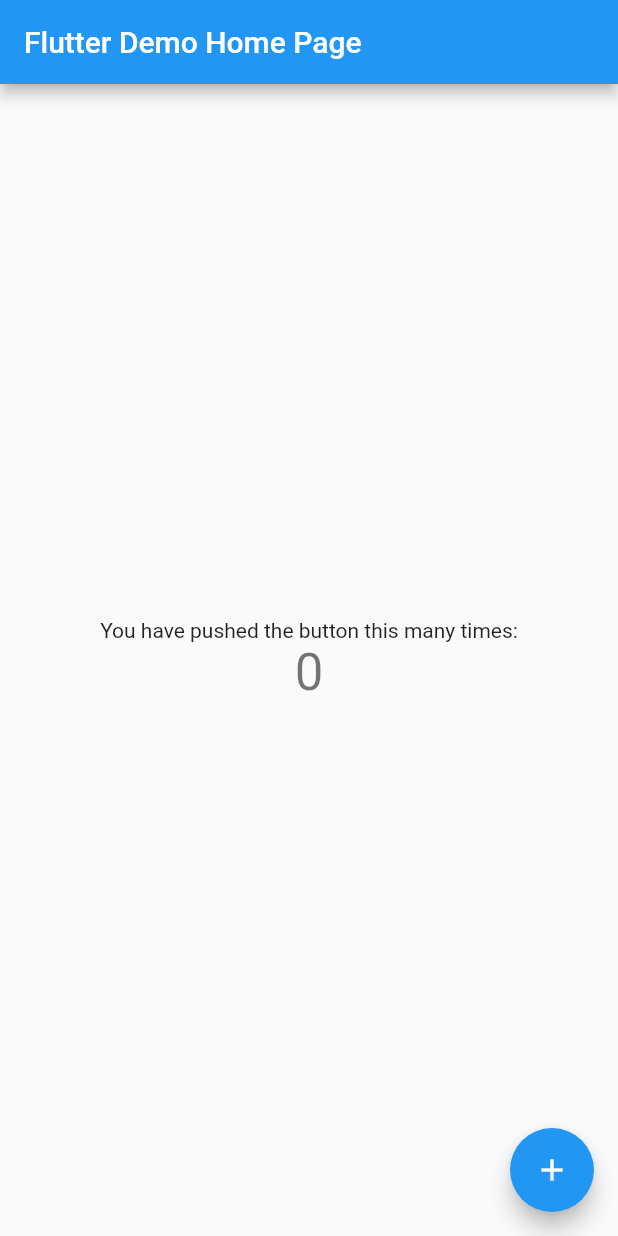
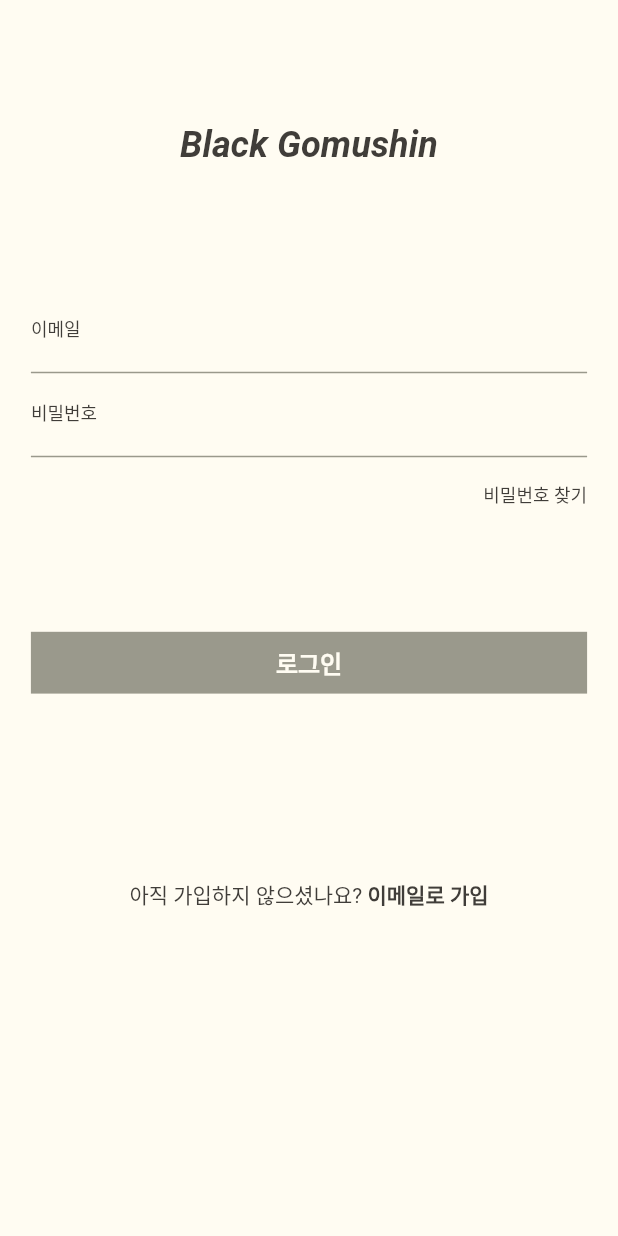
Before and after one commit to Koozzi/black-gomushin, a Flutter app: the screen it shows after launch, on a phone screen of 412 x 824 dp. Run offline on Flutter 3.47's test engine with Material 2 defaults, Android fonts, the phone set to English and light mode, and no system bars.

Commit message:
feat : 로그인, 회원가입 Widget
로그인, 회원가입 Widget UI toggle 방식으로 구현

```diff
--- a/mobile/lib/main.dart
+++ b/mobile/lib/main.dart
@@ -1,4 +1,8 @@
+import 'pages/auth/auth_page.dart';
 import 'package:flutter/material.dart';
+import 'package:provider/provider.dart';
+
+import 'services/sign_in_or_up.dart';
 
 void main() {
   runApp(MyApp());
@@ -9,105 +13,12 @@
   @override
   Widget build(BuildContext context) {
     return MaterialApp(
-      title: 'Flutter Demo',
-      theme: ThemeData(
-        // This is the theme of your application.
-        //
-        // Try running your application with "flutter run". You'll see the
-        // application has a blue toolbar. Then, without quitting the app, try
-        // changing the primarySwatch below to Colors.green and then invoke
-        // "hot reload" (press "r" in the console where you ran "flutter run",
-        // or simply save your changes to "hot reload" in a Flutter IDE).
-        // Notice that the counter didn't reset back to zero; the application
-        // is not restarted.
-        primarySwatch: Colors.blue,
+      home: MultiProvider(
+        providers: [
+          ChangeNotifierProvider(create: (context) => SignInOrUp()),
+        ],
+        child: AuthPage(),
       ),
-      home: MyHomePage(title: 'Flutter Demo Home Page'),
     );
   }
 }
-
-class MyHomePage extends StatefulWidget {
-  MyHomePage({Key key, this.title}) : super(key: key);
-
-  // This widget is the home page of your application. It is stateful, meaning
-  // that it has a State object (defined below) that contains fields that affect
-  // how it looks.
-
-  // This class is the configuration for the state. It holds the values (in this
-  // case the title) provided by the parent (in this case the App widget) and
-  // used by the build method of the State. Fields in a Widget subclass are
-  // always marked "final".
-
-  final String title;
-
-  @override
-  _MyHomePageState createState() => _MyHomePageState();
-}
-
-class _MyHomePageState extends State<MyHomePage> {
-  int _counter = 0;
-
-  void _incrementCounter() {
-    setState(() {
-      // This call to setState tells the Flutter framework that something has
-      // changed in this State, which causes it to rerun the build method below
-      // so that the display can reflect the updated values. If we changed
-      // _counter without calling setState(), then the build method would not be
-      // called again, and so nothing would appear to happen.
-      _counter++;
-    });
-  }
-
-  @override
-  Widget build(BuildContext context) {
-    // This method is rerun every time setState is called, for instance as done
-    // by the _incrementCounter method above.
-    //
-    // The Flutter framework has been optimized to make rerunning build methods
-    // fast, so that you can just rebuild anything that needs updating rather
-    // than having to individually change instances of widgets.
-    return Scaffold(
-      appBar: AppBar(
-        // Here we take the value from the MyHomePage object that was created by
-        // the App.build method, and use it to set our appbar title.
-        title: Text(widget.title),
-      ),
-      body: Center(
-        // Center is a layout widget. It takes a single child and positions it
-        // in the middle of the parent.
-        child: Column(
-          // Column is also a layout widget. It takes a list of children and
-          // arranges them vertically. By default, it sizes itself to fit its
-          // children horizontally, and tries to be as tall as its parent.
-          //
-          // Invoke "debug painting" (press "p" in the console, choose the
-          // "Toggle Debug Paint" action from the Flutter Inspector in Android
-          // Studio, or the "Toggle Debug Paint" command in Visual Studio Code)
-          // to see the wireframe for each widget.
-          //
-          // Column has various properties to control how it sizes itself and
-          // how it positions its children. Here we use mainAxisAlignment to
-          // center the children vertically; the main axis here is the vertical
-          // axis because Columns are vertical (the cross axis would be
-          // horizontal).
-          mainAxisAlignment: MainAxisAlignment.center,
-          children: <Widget>[
-            Text(
-              'You have pushed the button this many times:',
-            ),
-            Text(
-              '$_counter',
-              style: Theme.of(context).textTheme.headline4,
-            ),
-          ],
-        ),
-      ),
-      floatingActionButton: FloatingActionButton(
-        onPressed: _incrementCounter,
-        tooltip: 'Increment',
-        child: Icon(Icons.add),
-      ), // This trailing comma makes auto-formatting nicer for build methods.
-    );
-  }
-}
--- /dev/null
+++ b/mobile/lib/pages/auth/auth_page.dart
@@ -0,0 +1,176 @@
+import 'package:black_gomushin/services/sign_in_or_up.dart';
+import 'package:black_gomushin/themes/color_styles.dart';
+import 'package:flutter/material.dart';
+import 'package:provider/provider.dart';
+
+class AuthPage extends StatelessWidget {
+  final TextEditingController _emailController = TextEditingController();
+  final TextEditingController _passwordController = TextEditingController();
+
+  @override
+  Widget build(BuildContext context) {
+    final screenSize = MediaQuery.of(context).size;
+
+    return Scaffold(
+      backgroundColor: ColorsZoo.background,
+      body: SafeArea(
+        child: Column(
+          children: [
+            _name(screenSize),
+            _inputForm(screenSize),
+            _authButton(screenSize),
+            _signChanger(screenSize),
+          ],
+        ),
+      ),
+    );
+  }
+
+  Widget _signChanger(Size screenSize) {
+    return Container(
+      margin: EdgeInsets.symmetric(vertical: screenSize.height * 0.15),
+      child: Consumer<SignInOrUp>(
+        builder: (context, signInOrUp, child) => GestureDetector(
+          onTap: () => signInOrUp.toggle(),
+          child: signInOrUp.isSignUp
+              ? Text.rich(
+                  TextSpan(
+                    text: '이미 회원이신가요?',
+                    style: TextStyle(
+                      color: ColorsZoo.fontColor,
+                    ),
+                    children: <TextSpan>[
+                      TextSpan(
+                          text: ' 여기에서 로그인',
+                          style: TextStyle(
+                              color: ColorsZoo.fontColor,
+                              fontWeight: FontWeight.bold)),
+                    ],
+                  ),
+                )
+              : Text.rich(
+                  TextSpan(
+                    text: '아직 가입하지 않으셨나요?',
+                    style: TextStyle(
+                      color: ColorsZoo.fontColor,
+                    ),
+                    children: <TextSpan>[
+                      TextSpan(
+                          text: ' 이메일로 가입',
+                          style: TextStyle(
+                              color: ColorsZoo.fontColor,
+                              fontWeight: FontWeight.bold)),
+                    ],
+                  ),
+                ),
+        ),
+      ),
+    );
+  }
+
+  Widget _authButton(Size screenSize) {
+    return Consumer<SignInOrUp>(
+        builder: (context, signInOrUp, child) => Container(
+            color: ColorsZoo.lineColor,
+            width: screenSize.width * 0.9,
+            height: screenSize.height * 0.05,
+            margin: EdgeInsets.only(top: screenSize.height * 0.1),
+            child: Center(
+              child: signInOrUp.isSignUp
+                  ? Text(
+                      "회원가입",
+                      // joinOrLogin.isJoin ? "Sign Up" : "Sign In",
+                      style: TextStyle(
+                          color: ColorsZoo.fontColor2,
+                          fontSize: 16,
+                          fontWeight: FontWeight.bold),
+                    )
+                  : Text(
+                      "로그인",
+                      // joinOrLogin.isJoin ? "Sign Up" : "Sign In",
+                      style: TextStyle(
+                          color: ColorsZoo.fontColor2,
+                          fontSize: 16,
+                          fontWeight: FontWeight.bold),
+                    ),
+            )));
+  }
+
+  Widget _inputForm(Size screenSize) {
+    return Container(
+      margin: EdgeInsets.symmetric(horizontal: screenSize.width * 0.05),
+      child: Column(
+        children: [
+          TextFormField(
+            style: TextStyle(color: ColorsZoo.fontColor),
+            controller: _emailController,
+            decoration: InputDecoration(
+                enabledBorder: UnderlineInputBorder(
+                  borderSide: BorderSide(color: ColorsZoo.lineColor),
+                ),
+                labelText: "이메일",
+                labelStyle:
+                    TextStyle(color: ColorsZoo.fontColor, fontSize: 12)),
+            validator: (String value) {
+              if (value.isEmpty) {
+                return "올바른 이메일을 입력해주세요.";
+              }
+              return null;
+            },
+          ),
+          TextFormField(
+            obscureText: true,
+            style: TextStyle(color: ColorsZoo.fontColor),
+            controller: _passwordController,
+            decoration: InputDecoration(
+                enabledBorder: UnderlineInputBorder(
+                  borderSide: BorderSide(color: ColorsZoo.lineColor),
+                ),
+                labelText: "비밀번호",
+                labelStyle:
+                    TextStyle(color: ColorsZoo.fontColor, fontSize: 12)),
+            validator: (String value) {
+              if (value.isEmpty) {
+                return "올바른 비밀번호를 입력해주세요.";
+              }
+              return null;
+            },
+          ),
+          Consumer<SignInOrUp>(
+              builder: (context, signInOrUp, child) => Container(
+                    alignment: Alignment.centerRight,
+                    margin: EdgeInsets.only(
+                      top: 16,
+                    ),
+                    child: Opacity(
+                      opacity: signInOrUp.isSignUp ? 0 : 1,
+                      child: Text(
+                        "비밀번호 찾기",
+                        style:
+                            TextStyle(fontSize: 12, color: ColorsZoo.fontColor),
+                      ),
+                    ),
+                  )),
+        ],
+      ),
+    );
+  }
+
+  Widget _name(Size screenSize) {
+    return Center(
+      child: Container(
+        margin: EdgeInsets.symmetric(
+          vertical: screenSize.height * 0.1,
+        ),
+        child: Text(
+          "Black Gomushin",
+          style: TextStyle(
+              color: ColorsZoo.fontColor,
+              fontSize: 24,
+              fontWeight: FontWeight.bold,
+              fontStyle: FontStyle.italic),
+        ),
+      ),
+    );
+  }
+}
--- /dev/null
+++ b/mobile/lib/services/sign_in_or_up.dart
@@ -0,0 +1,12 @@
+import 'package:flutter/material.dart';
+
+class SignInOrUp extends ChangeNotifier {
+  bool _isSignUp = false;
+
+  bool get isSignUp => _isSignUp;
+
+  void toggle() {
+    _isSignUp = !_isSignUp;
+    notifyListeners();
+  }
+}
--- /dev/null
+++ b/mobile/lib/themes/color_styles.dart
@@ -0,0 +1,11 @@
+import 'package:flutter/cupertino.dart';
+
+class ColorsZoo {
+  ColorsZoo._();
+
+  // Main theme
+  static const Color background = Color.fromRGBO(255, 252, 242, 1);
+  static const Color fontColor = Color.fromRGBO(64, 61, 57, 1);
+  static const Color fontColor2 = Color.fromRGBO(255, 252, 242, 1);
+  static const Color lineColor = Color.fromRGBO(154, 153, 140, 1);
+}
```
Also changed, not shown: mobile/pubspec.yaml (+3 -4 lines), mobile/pubspec.lock, 2 other files.
